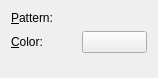
Old version of the form krita/plugins/generators/pattern/wdgpatternoptions.ui in the repository KDE/krita.
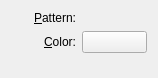
New version of the form. Custom widgets are drawn as their Qt base class.

Commit message:
Fix the alignment of labels in dialogs
Patch by Juan Palacios

Diff of the .ui file:
```diff
--- a/krita/plugins/generators/pattern/wdgpatternoptions.ui
+++ b/krita/plugins/generators/pattern/wdgpatternoptions.ui
@@ -18,6 +18,9 @@
        <property name="text">
         <string>&amp;Pattern:</string>
        </property>
+       <property name="alignment">
+        <set>Qt::AlignRight|Qt::AlignTrailing|Qt::AlignVCenter</set>
+       </property>
        <property name="buddy">
         <cstring>patternChooser</cstring>
        </property>
@@ -31,6 +34,9 @@
        <property name="text">
         <string>&amp;Color:</string>
        </property>
+       <property name="alignment">
+        <set>Qt::AlignRight|Qt::AlignTrailing|Qt::AlignVCenter</set>
+       </property>
        <property name="buddy">
         <cstring>bnColor</cstring>
        </property>
```
The commit also changes 71 other files.
